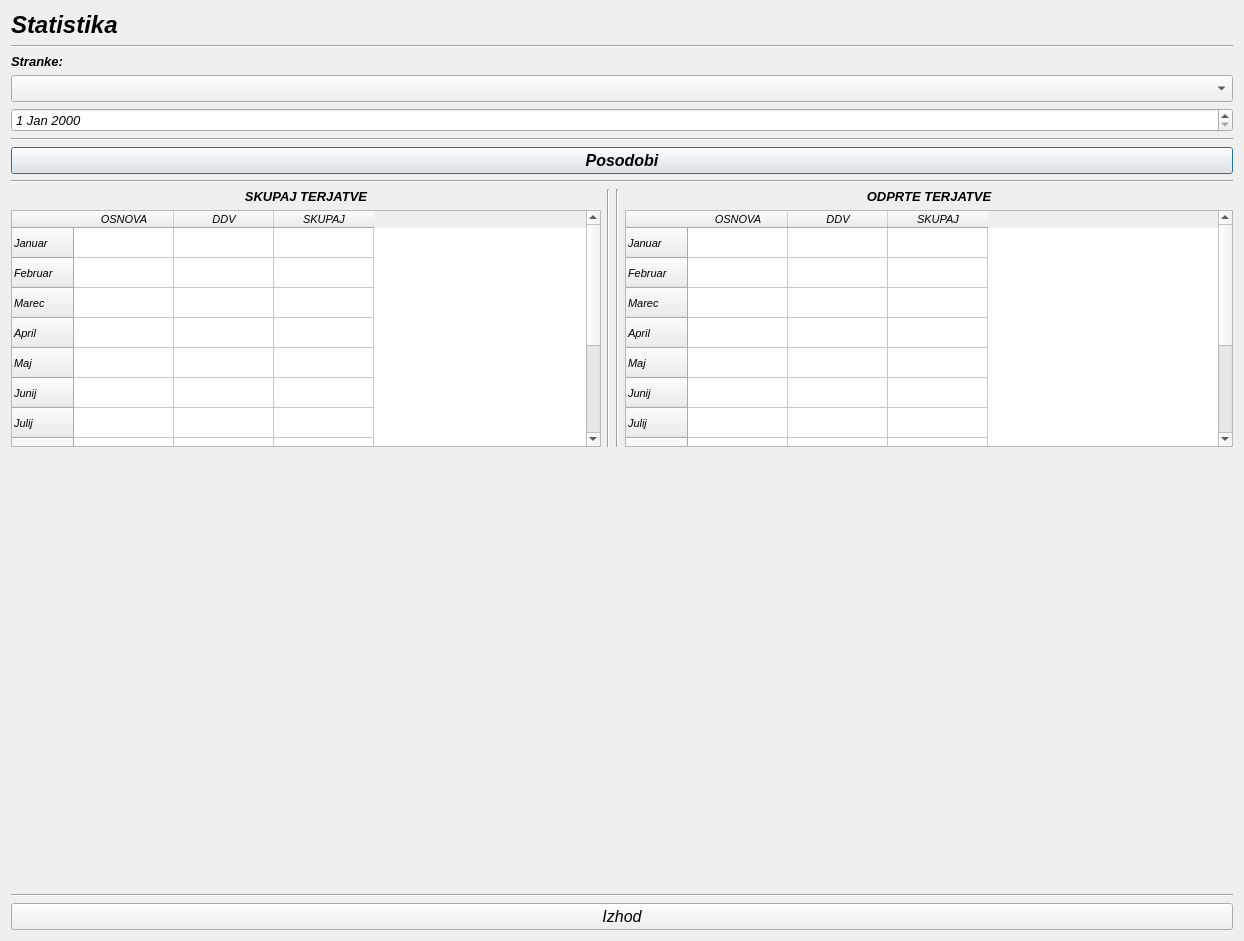
First picture: the form in statistic.ui, repository MaxMaxy/racun, before the edit.
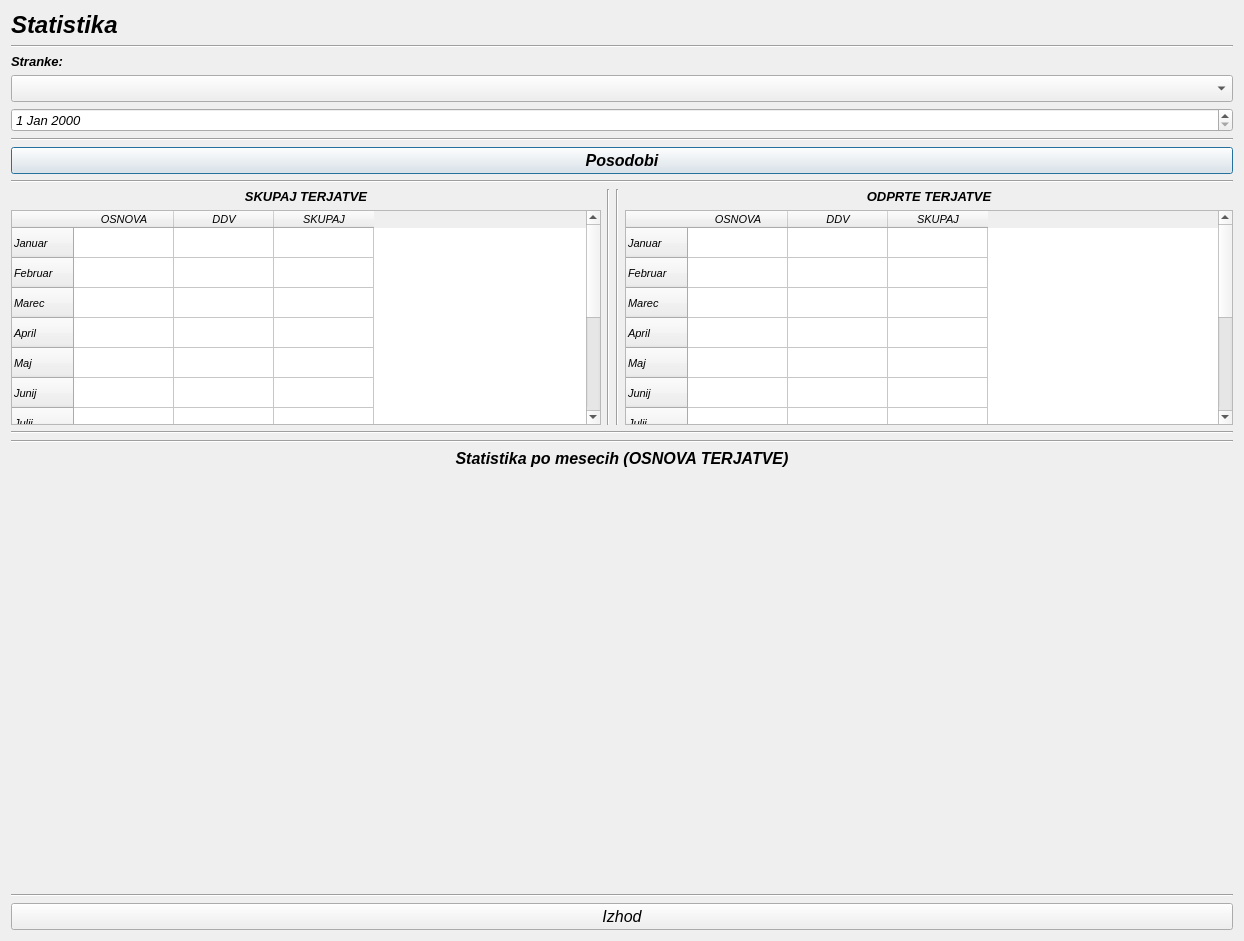
Second picture: the form after the edit. Custom widgets are drawn as their Qt base class.

The edit to the form file:
```diff
--- a/statistic.ui
+++ b/statistic.ui
@@ -417,6 +417,37 @@
        </item>
       </layout>
      </item>
+     <item>
+      <widget class="Line" name="line_5">
+       <property name="orientation">
+        <enum>Qt::Horizontal</enum>
+       </property>
+      </widget>
+     </item>
+     <item>
+      <widget class="Line" name="line_8">
+       <property name="orientation">
+        <enum>Qt::Horizontal</enum>
+       </property>
+      </widget>
+     </item>
+     <item>
+      <widget class="QLabel" name="label_5">
+       <property name="font">
+        <font>
+         <pointsize>12</pointsize>
+         <weight>75</weight>
+         <bold>true</bold>
+        </font>
+       </property>
+       <property name="text">
+        <string>Statistika po mesecih (OSNOVA TERJATVE)</string>
+       </property>
+       <property name="alignment">
+        <set>Qt::AlignCenter</set>
+       </property>
+      </widget>
+     </item>
      <item>
       <widget class="QCustomPlot" name="plot" native="true">
        <property name="sizePolicy">
```
